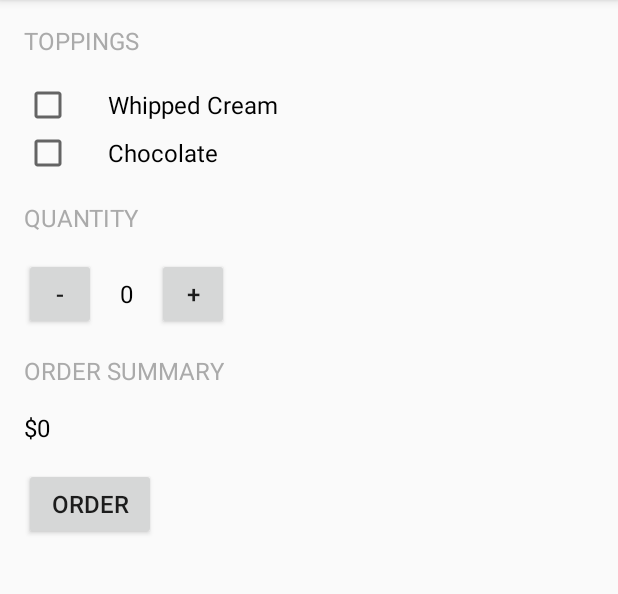
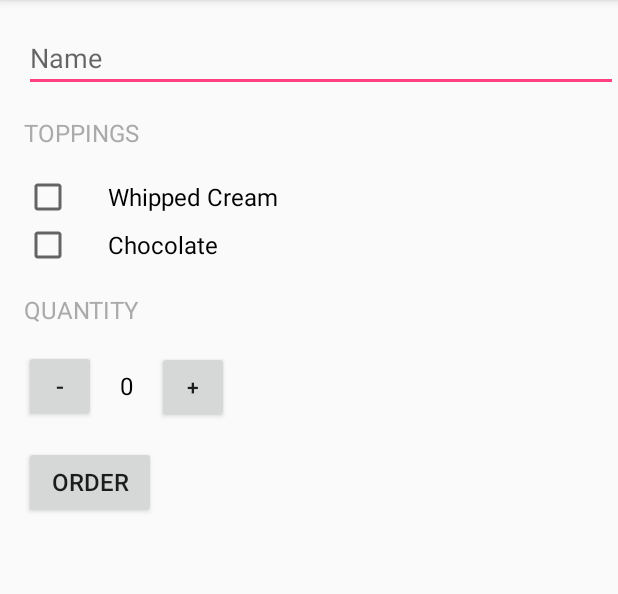
Before and after one commit to nayantiwariofficial/Android-Basics, an Android app: the screen it shows after launch (MainActivity), on a phone screen of 412 x 824 dp, the part 84-678 px from its top. Run offline under Robolectric (Android 15) with nearby library versions, the phone set to English and light mode, and no system bars.

Commit message:
Just Java 2 app update
Just Java 2 app update

```diff
--- a/JustJava2/app/src/main/res/layout/activity_main.xml
+++ b/JustJava2/app/src/main/res/layout/activity_main.xml
@@ -1,13 +1,24 @@
 <ScrollView xmlns:android="http://schemas.android.com/apk/res/android"
+    xmlns:tools="http://schemas.android.com/tools"
     android:layout_width="match_parent"
-    android:layout_height="match_parent">
+    android:layout_height="match_parent"
+    style="@android:style/Theme.Material.Light.DarkActionBar"
+    tools:context="com.example.nayantiwari.justjava2.MainActivity">
 
-    <LinearLayout xmlns:tools="http://schemas.android.com/tools"
+    <LinearLayout
         android:layout_width="match_parent"
         android:layout_height="wrap_content"
-        android:orientation="vertical"
-        tools:context="com.example.nayantiwari.justjava2.MainActivity">
+        android:orientation="vertical">
 
+        <EditText
+            android:id="@+id/editText"
+            android:layout_width="match_parent"
+            android:layout_height="wrap_content"
+            android:ems="10"
+            android:layout_marginStart="16dp"
+            android:layout_marginTop="16dp"
+            android:inputType="textCapWords"
+            android:hint="@string/name"/>
 
         <TextView
             android:id="@+id/whipped_text_view"
@@ -40,11 +51,11 @@
             android:layout_marginBottom="16dp"
             android:layout_marginStart="16dp"
             android:checked="false"
-            android:onClick="changeCheckedValue"
             android:paddingEnd="24dp"
             android:paddingStart="24dp"
-            android:text="@string/chocolate"
-            android:textSize="16sp" />
+            android:textSize="16sp"
+            android:onClick="changeCheckedValue"
+            android:text="@string/chocolate" />
 
         <TextView
             android:id="@+id/textView1"
@@ -63,11 +74,7 @@
 
             <Button
                 android:id="@+id/button2"
-                android:layout_width="48dp"
-                android:layout_height="48dp"
-                android:layout_marginStart="16dp"
-                android:layout_marginTop="16dp"
-                android:layout_weight="1"
+                style="@style/addSubButton"
                 android:onClick="removeNumberOfCoffees"
                 android:text="@string/minus"
                 android:textSize="16sp" />
@@ -84,47 +91,21 @@
                 android:textSize="16sp" />
 
             <Button
+                style="@style/addSubButton"
                 android:id="@+id/button1"
-                android:layout_width="48dp"
-                android:layout_height="48dp"
-                android:layout_marginStart="16dp"
-                android:layout_marginTop="16dp"
-                android:layout_weight="1"
                 android:onClick="addNumberOfCoffees"
-                android:text="@string/plus"
-                android:textSize="16sp" />
+                android:text="@string/plus"/>
 
 
         </LinearLayout>
-
-        <TextView
-            android:id="@+id/order_summary_text_view"
-            android:layout_width="wrap_content"
-            android:layout_height="wrap_content"
-            android:layout_marginStart="16dp"
-            android:layout_marginTop="16dp"
-            android:text="@string/orderSummary"
-            android:textAllCaps="true"
-            android:textColor="@android:color/darker_gray"
-            android:textSize="16sp" />
-
-        <TextView
-            android:id="@+id/price_text_view"
-            android:layout_width="match_parent"
-            android:layout_height="wrap_content"
-            android:layout_marginStart="16dp"
-            android:layout_marginTop="16dp"
-            android:text="@string/__0"
-            android:textColor="@android:color/black"
-            android:textSize="16sp" />
 
         <Button
             android:id="@+id/button"
             android:layout_width="wrap_content"
             android:layout_height="wrap_content"
+            android:layout_marginEnd="16dp"
             android:layout_marginStart="16dp"
             android:layout_marginTop="16dp"
-            android:layout_marginEnd="16dp"
             android:onClick="submitOrders"
             android:text="@string/order"
             android:textSize="16sp" />
--- a/JustJava2/app/src/main/res/values/strings.xml
+++ b/JustJava2/app/src/main/res/values/strings.xml
@@ -1,4 +1,4 @@
-<resources>
+<resources xmlns:xliff="urn:oasis:names:tc:xliff:document:1.2">
     <string name="app_name">Just Java 2</string>
     <string name="quantity">quantity</string>
     <string name="_0">0</string>
@@ -15,4 +15,15 @@
     <string name="toppings">toppings</string>
     <string name="whipped_cream">Whipped Cream</string>
     <string name="chocolate">Chocolate</string>
+    <string name="name">Name</string>
+    <string name="cannotOrderZeroNumberOfCoffees">Cannot Order Zero number of coffees</string>
+    <string name="addWhippedCream">Add Whipped Cream?</string>
+    <string name="addChocolate">Add Chocolate?</string>
+    <string name="name_s">Name: <xliff:g id="name" example="Amy">%s</xliff:g></string>
+    <string name="quan">Quantity:</string>
+    <string name="tot">Total: $</string>
+    <string name="thank_you">Thank you!</string>
+    <string name="orderSum">Order Summary</string>
+    <string name="cupLimit100">You cannot have more than 100 cups of coffee</string>
+    <string name="cupNumNoNeg">Cannot have negative quantity</string>
 </resources>
--- a/JustJava2/app/src/main/res/values/styles.xml
+++ b/JustJava2/app/src/main/res/values/styles.xml
@@ -7,5 +7,12 @@
         <item name="colorPrimaryDark">@color/colorPrimaryDark</item>
         <item name="colorAccent">@color/colorAccent</item>
     </style>
+    <style name="addSubButton">
+        <item name="android:layout_width">48dp</item>
+        <item name="android:layout_height">48dp</item>
+        <item name="android:layout_marginStart">16dp</item>
+        <item name="android:layout_marginTop">16dp</item>
+        <item name="android:layout_weight">1</item>
+    </style>
 
 </resources>
```
Also changed, not shown: JustJava2/app/src/main/java/com/example/nayantiwari/justjava2/MainActivity.java (+59 -18 lines).
